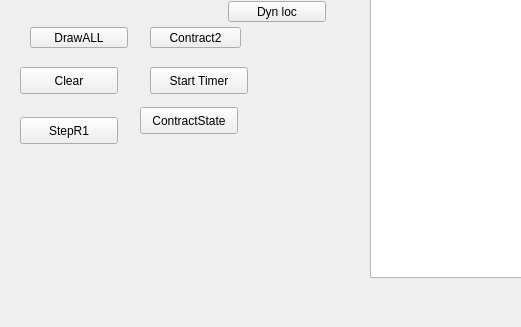
This is mainwindow.ui in benEnsta/faultManchester as Qt 5 draws it before an edit; both pictures show x 0 to 521 and y 460 to 787 of the 1097 by 787 pixel window. The edited form follows.
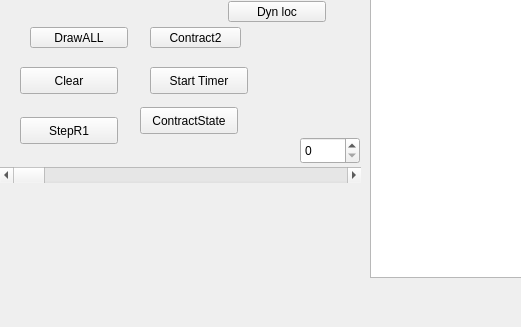
This is the edited form.

```diff
--- a/mainwindow.ui
+++ b/mainwindow.ui
@@ -233,6 +233,29 @@
      <string>Dyn loc</string>
     </property>
    </widget>
+   <widget class="QScrollBar" name="resultBar">
+    <property name="geometry">
+     <rect>
+      <x>0</x>
+      <y>610</y>
+      <width>361</width>
+      <height>16</height>
+     </rect>
+    </property>
+    <property name="orientation">
+     <enum>Qt::Horizontal</enum>
+    </property>
+   </widget>
+   <widget class="QSpinBox" name="resultBox">
+    <property name="geometry">
+     <rect>
+      <x>300</x>
+      <y>580</y>
+      <width>60</width>
+      <height>27</height>
+     </rect>
+    </property>
+   </widget>
   </widget>
   <widget class="QMenuBar" name="menuBar">
    <property name="geometry">
```
Left out of the diff: 2 changed lines with no effect on the pictures.
